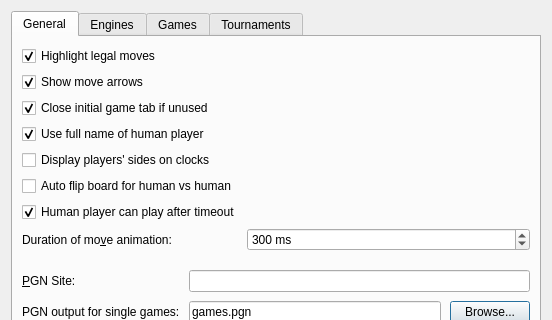
Old version of the form projects/gui/ui/settingsdlg.ui in the repository cutechess/cutechess; both pictures show x 0 to 552 and y 0 to 320 of the 552 by 501 pixel window.
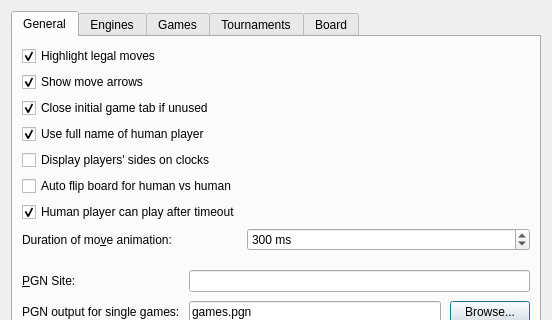
New version of the form. Custom widgets are drawn as their Qt base class.

Commit message: Make piece sets and board colors selectable

Diff of the .ui file:
```diff
--- a/projects/gui/ui/settingsdlg.ui
+++ b/projects/gui/ui/settingsdlg.ui
@@ -403,6 +403,11 @@
        </item>
       </layout>
      </widget>
+     <widget class="BoardSettingsWidget" name="m_boardSettings">
+      <attribute name="title">
+       <string>Board</string>
+      </attribute>
+     </widget>
     </widget>
    </item>
   </layout>
@@ -426,6 +431,12 @@
    <header>src/enginemanagementwidget.h</header>
    <container>1</container>
   </customwidget>
+  <customwidget>
+   <class>BoardSettingsWidget</class>
+   <extends>QWidget</extends>
+   <header>src/boardsettingswidget.h</header>
+   <container>1</container>
+  </customwidget>
  </customwidgets>
  <tabstops>
   <tabstop>tabWidget</tabstop>
```
The commit also changes 24 other files.
